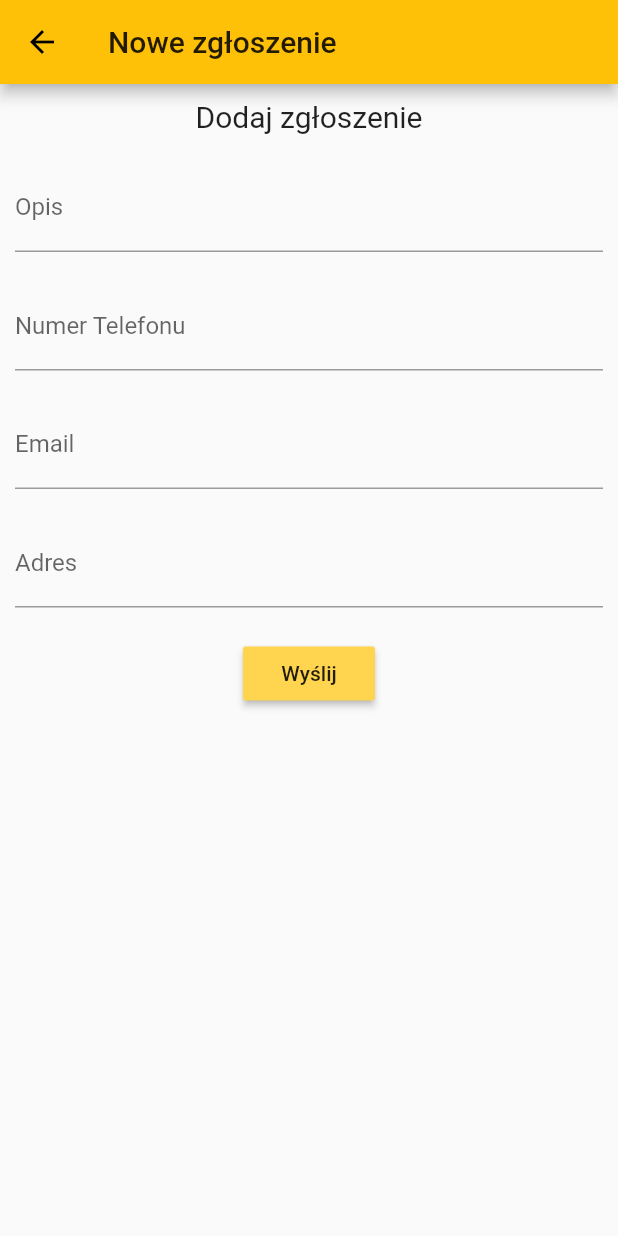
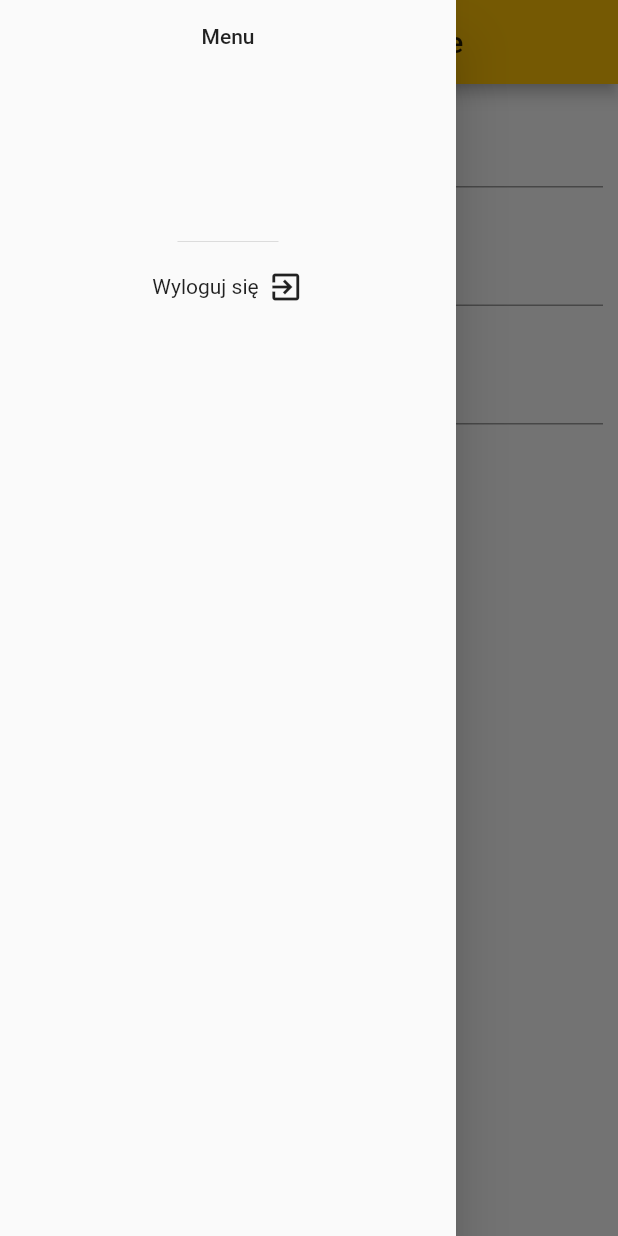
Before and after one commit to Nakarima/kakaton, a Flutter app: the NewInterventionForm screen opened directly, with the side drawer open (before the commit the screen has no drawer), on a phone screen of 412 x 824 dp. Run offline on Flutter 3.47's test engine with Material 2 defaults, Android fonts, the light colour scheme and no system bars; missing offline and left inert: firebase, flutter_web; accounts and stored records are empty; Roboto replaces fonts that are missing (RobotoMono).

Commit message:
add forms

```diff
--- a/lib/NewInterventionForm.dart
+++ b/lib/NewInterventionForm.dart
@@ -1,6 +1,6 @@
 import 'package:flutter_web/material.dart';
 import 'package:kakaton/Models/Intervention.dart';
-import 'package:firebase/firebase.dart';
+import 'package:firebase/firebase.dart' as firebase;
 
 class NewInterventionForm extends StatefulWidget {
   NewInterventionForm({Key key}) : super(key: key);
@@ -18,7 +18,37 @@ class _NewInterventionFormState extends State<NewInterventionForm> {
   Widget build(BuildContext context) {
     return Scaffold(
       appBar: AppBar(
-        title: Text('Nowe zgłoszenie'),
+        title: Text('Dodaj nowe zgłoszenie'),
+        centerTitle: true,
+      ),
+      drawer: Drawer(
+        child: Column(
+          mainAxisSize: MainAxisSize.max,
+          children: <Widget>[
+            DrawerHeader(
+              child: Text("Menu"),
+            ),
+            InkWell(
+                onTap: () {
+                  firebase.auth().signOut();
+                  Navigator.popUntil(context, ModalRoute.withName(Navigator.defaultRouteName));
+                },
+              child: Padding(
+                padding: EdgeInsets.all(10.0),
+                child: Row(
+                  mainAxisAlignment: MainAxisAlignment.center,
+                  children: <Widget>[
+                    Text("Wyloguj się"),
+                    Padding(
+                      padding: EdgeInsets.all(3.0),
+                    ),
+                    Icon(Icons.exit_to_app),
+                  ],
+                ),
+              )
+            )
+          ],
+        ),
       ),
       body: ListView(
         children: <Widget>[
@@ -31,15 +61,6 @@ class _NewInterventionFormState extends State<NewInterventionForm> {
                   key: _formKey,
                   child: Column(
                     children: <Widget>[
-                      Padding(
-                        padding: EdgeInsets.all(10.0),
-                        child: Text(
-                          "Dodaj zgłoszenie",
-                          style: TextStyle(
-                            fontSize: 20.0,
-                          ),
-                        ),
-                      ),
                       Padding(
                         padding: EdgeInsets.all(10),
                         child: TextFormField(
@@ -64,29 +85,13 @@ class _NewInterventionFormState extends State<NewInterventionForm> {
                           validator: (value) {
                             if (value.isEmpty) {
                               return 'Wprowadź numer telefonu';
+                            } else if (value.length != 9 || double.tryParse(value) == null) {
+                              return 'Niepoprawny numer telefony';
                             }
                             return null;
                           },
                           decoration: InputDecoration(
                             labelText: 'Numer Telefonu',
-                          ),
-                        ),
-                      ),
-                      Padding(
-                        padding: EdgeInsets.all(10),
-                        child: TextFormField(
-                          onSaved: (value) { _intervention.email = value; },
-                          validator: (value) {
-                            Pattern pattern =
-                                r'^(([^<>()[\]\\.,;:\s@\"]+(\.[^<>()[\]\\.,;:\s@\"]+)*)|(\".+\"))@((\[[0-9]{1,3}\.[0-9]{1,3}\.[0-9]{1,3}\.[0-9]{1,3}\])|(([a-zA-Z\-0-9]+\.)+[a-zA-Z]{2,}))$';
-                            RegExp regex = new RegExp(pattern);
-                            if (!regex.hasMatch(value)) {
-                              return "Wprowadź email";
-                            }
-                            return null;
-                          },
-                          decoration: InputDecoration(
-                            labelText: 'Email',
                           ),
                         ),
                       ),
@@ -111,6 +116,9 @@ class _NewInterventionFormState extends State<NewInterventionForm> {
                         padding: const EdgeInsets.symmetric(vertical: 10.0),
                         child: RaisedButton(
                           color: Colors.amber[300],
+                          shape: RoundedRectangleBorder(
+                            borderRadius: BorderRadius.circular(20),
+                          ),
                           onPressed: () {
 
                             if (_formKey.currentState.validate()) {
--- a/lib/main.dart
+++ b/lib/main.dart
@@ -1,5 +1,5 @@
 import 'package:flutter_web/material.dart';
-import 'package:kakaton/MapPage.dart';
+import 'package:kakaton/LoginForm.dart';
 import 'package:firebase/firebase.dart' as firebase;
 
 void main() {
@@ -24,7 +24,7 @@ class MyApp extends StatelessWidget {
         primarySwatch: Colors.amber,
         fontFamily: 'RobotoMono',
       ),
-      home: MapPage(),//asdd
+      home: LoginForm(),//asdd
     );
   }
 }
```
Also changed, not shown: lib/InspectorLoginForm.dart (added, +120 -0 lines), lib/LoginForm.dart (+57 -3 lines), lib/MapPage.dart (+98 -13 lines), 5 other files.
